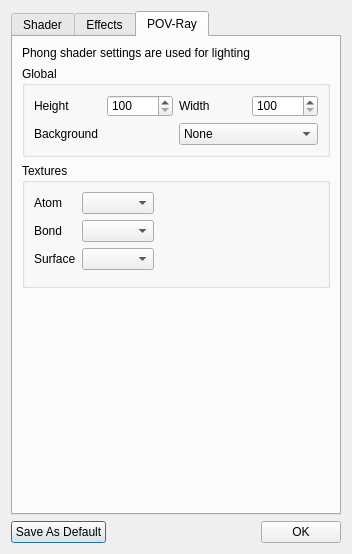
Qt form src/Viewer/ShaderDialog.ui (nutjunkie/IQmol) before a commit.
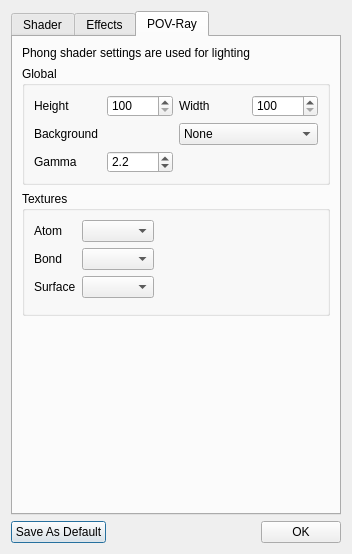
The same form after that commit.

Patch:
```diff
--- a/src/Viewer/ShaderDialog.ui
+++ b/src/Viewer/ShaderDialog.ui
@@ -442,13 +442,6 @@
           <string>Global</string>
          </property>
          <layout class="QGridLayout" name="gridLayout_6">
-          <item row="1" column="0">
-           <widget class="QLabel" name="label_7">
-            <property name="text">
-             <string>Background</string>
-            </property>
-           </widget>
-          </item>
           <item row="0" column="1">
            <layout class="QHBoxLayout" name="horizontalLayout_4">
             <item>
@@ -515,6 +508,40 @@
             </item>
            </widget>
           </item>
+          <item row="1" column="0">
+           <widget class="QLabel" name="label_7">
+            <property name="text">
+             <string>Background</string>
+            </property>
+           </widget>
+          </item>
+          <item row="2" column="0">
+           <layout class="QHBoxLayout" name="horizontalLayout">
+            <item>
+             <widget class="QLabel" name="label_11">
+              <property name="text">
+               <string>Gamma</string>
+              </property>
+             </widget>
+            </item>
+            <item>
+             <widget class="QDoubleSpinBox" name="gamma">
+              <property name="decimals">
+               <number>1</number>
+              </property>
+              <property name="maximum">
+               <double>9.900000000000000</double>
+              </property>
+              <property name="singleStep">
+               <double>0.100000000000000</double>
+              </property>
+              <property name="value">
+               <double>2.200000000000000</double>
+              </property>
+             </widget>
+            </item>
+           </layout>
+          </item>
          </layout>
         </widget>
        </item>
@@ -598,6 +625,10 @@
       <zorder>label_4</zorder>
       <zorder>groupBox</zorder>
       <zorder>verticalSpacer_3</zorder>
+      <zorder>label_11</zorder>
+      <zorder>gamma</zorder>
+      <zorder>horizontalSpacer_3</zorder>
+      <zorder>generatePovRay</zorder>
      </widget>
     </widget>
    </item>
```
